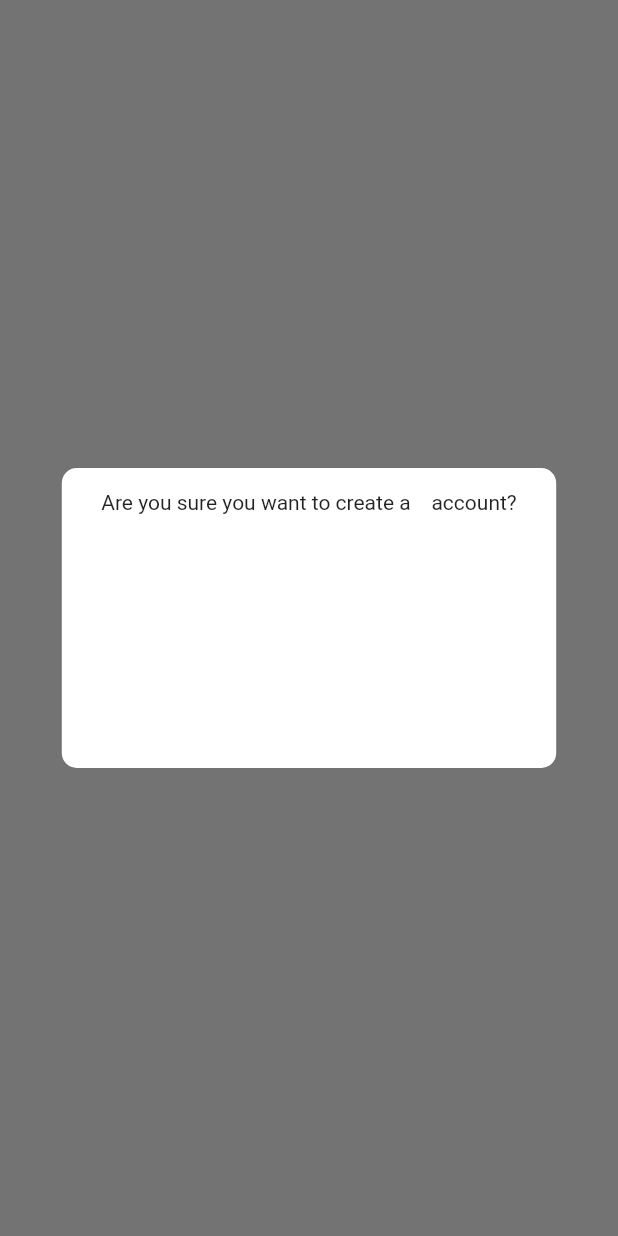
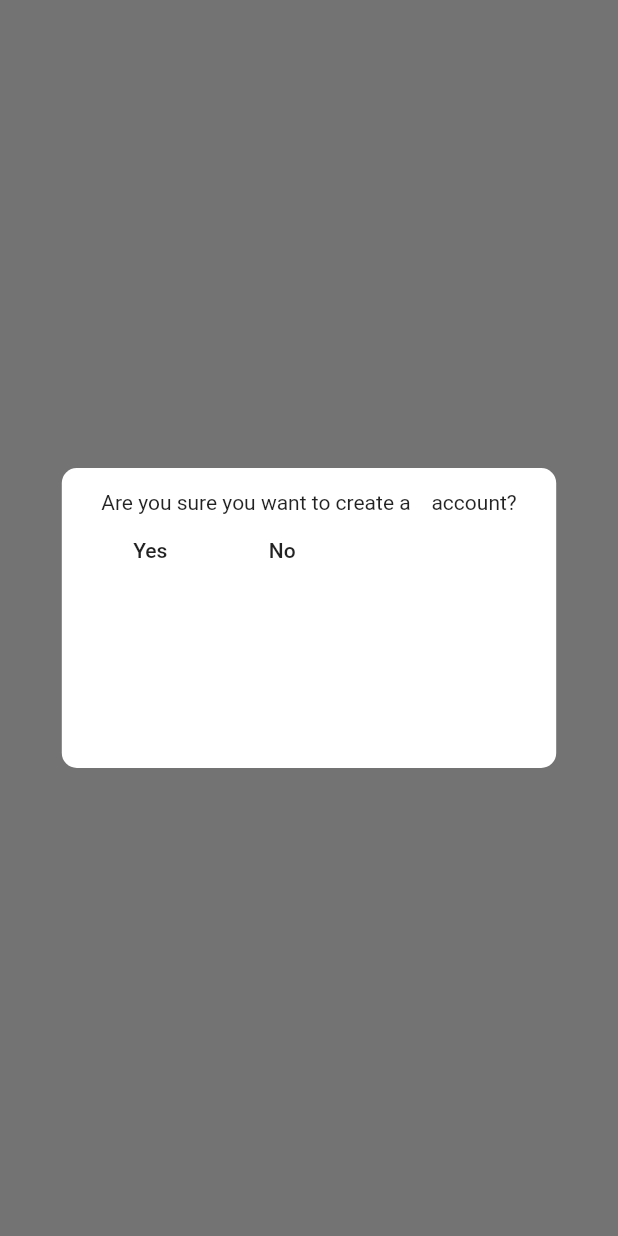
Before and after one commit to SDP-Wits/Banking-System, a Flutter app: the ShowDialogFunc widget shown alone on an empty page, opened directly with empty values, on a phone screen of 412 x 824 dp. Run offline on Flutter 3.47's test engine with Material 2 defaults, Android fonts, the phone set to English and light mode, and no system bars; our stand-ins replace fluttertoast, sqflite; accounts and stored records are empty; network calls fail; project files that could hold a hidden picture were left out.

Commit message:
Update account_options.dart

```diff
--- a/lib/core/bank_account_options/account_options.dart
+++ b/lib/core/bank_account_options/account_options.dart
@@ -2,8 +2,6 @@ import 'package:flutter/material.dart';
 import 'package:last_national_bank/classes/accountTypes.dart';
 
 import '../../utils/services/online_db.dart';
-
-void main() => runApp(AccountOptionsScreen());
 
 /// This is the main application widget.
 class AccountOptionsScreen extends StatelessWidget {
@@ -142,6 +140,21 @@ ShowDialogFunc(context, accType) {
                   Text("Are you sure you want to create a  " +
                       accType +
                       "  account?"),
+                  Row(
+                    crossAxisAlignment: CrossAxisAlignment.end,
+                    children: <Widget>[
+                      FlatButton(
+                          onPressed: () {
+                            print("yes Button Success");
+                          },
+                          child: Text("Yes")),
+                      FlatButton(
+                          onPressed: () {
+                            print("no Button Success");
+                          },
+                          child: Text("No")),
+                    ],
+                  )
                 ],
               ),
             ),
```
